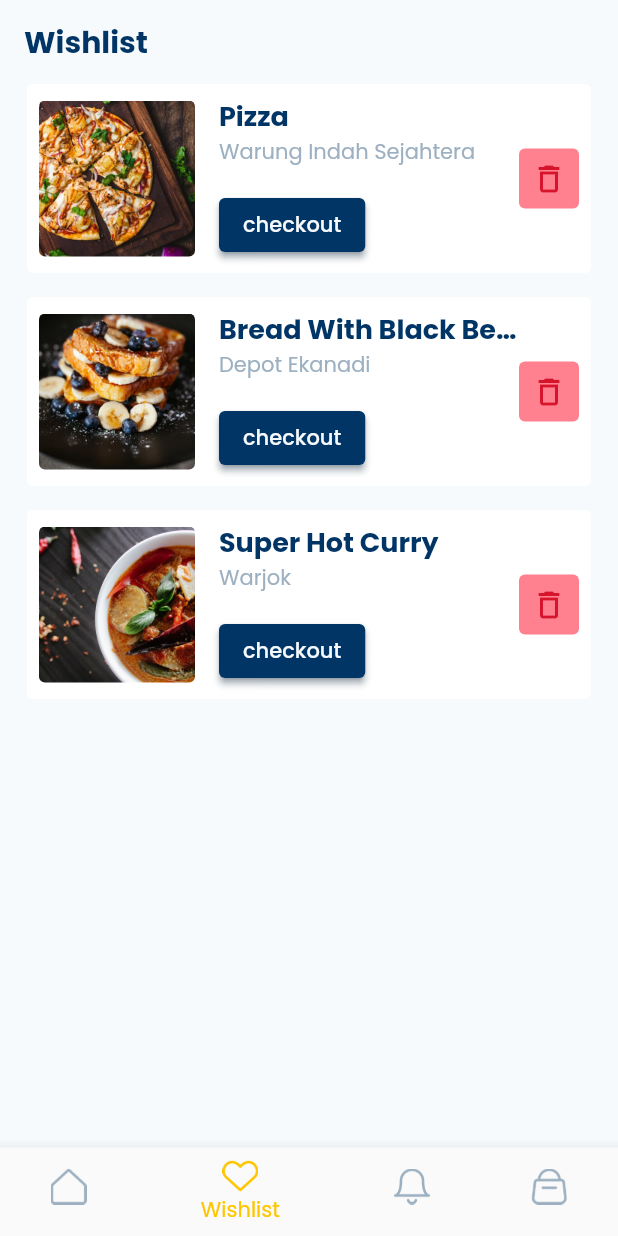
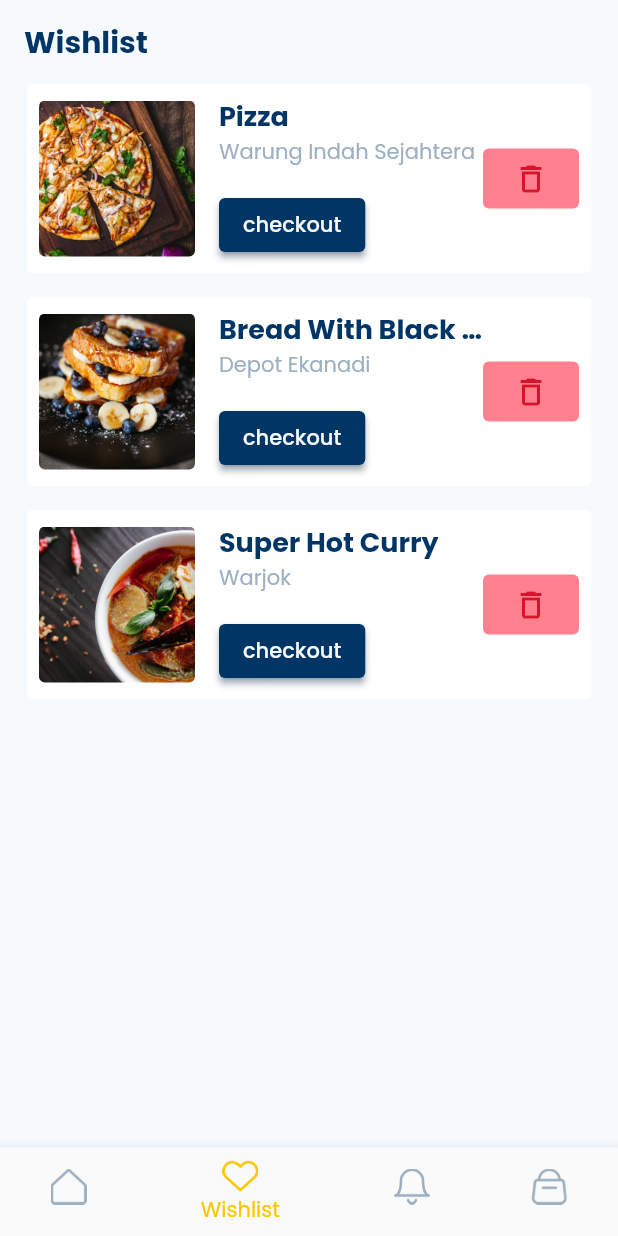
Before and after one commit to marta-werdaya/food_craft, a Flutter app: the screen it shows after launch, item 2 of the bottom bar chosen, on a phone screen of 412 x 824 dp. Run offline on Flutter 3.47's test engine with Material 2 defaults, Android fonts, the phone set to English and light mode, and no system bars; our stand-ins replace google_fonts.

Commit message:
add textbutton in list_item

```diff
--- a/lib/widgets/list_item.dart
+++ b/lib/widgets/list_item.dart
@@ -83,12 +83,11 @@ class ListItem extends StatelessWidget {
               ),
             ),
           ),
-          Container(
-            decoration: BoxDecoration(
-              color: AppColors.error50,
-              borderRadius: BorderRadius.circular(4),
+          TextButton(
+            style: TextButton.styleFrom(
+              backgroundColor: AppColors.error50,
             ),
-            padding: const EdgeInsets.all(8),
+            onPressed: () {},
             child: const Icon(
               Icons.delete_outline,
               color: AppColors.error,
```
